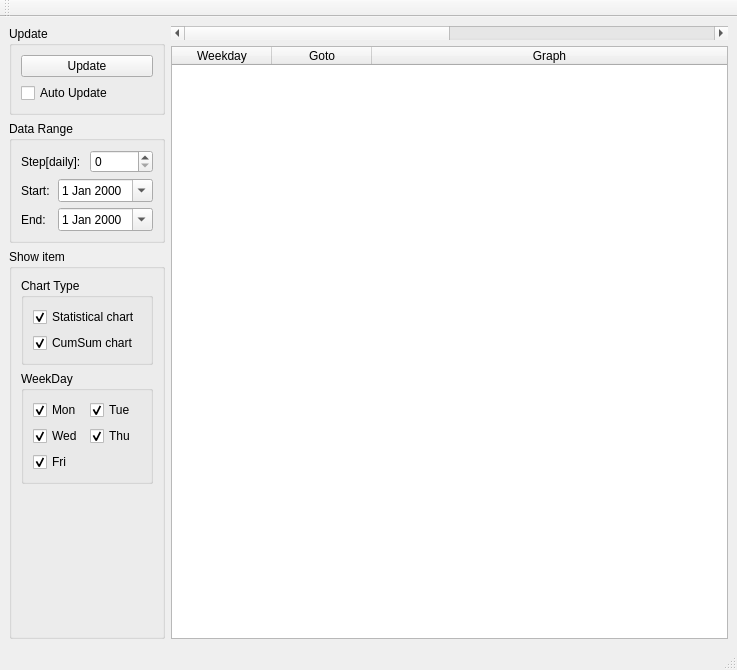
First picture: the form in trade_monitor/trade_monitor/ttm/ttm_details.ui, repository takkin-takilog/namake-trader, before the edit.
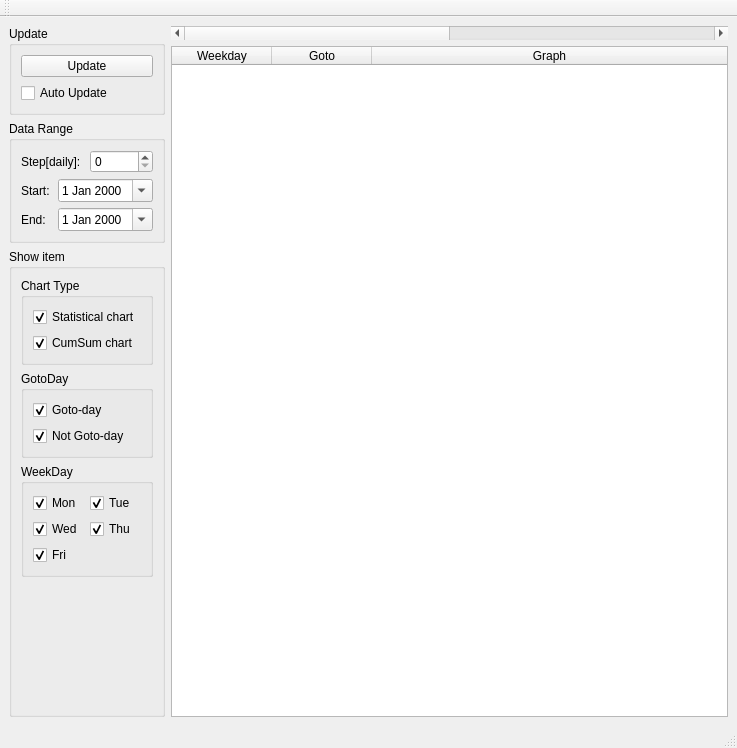
Second picture: the form after the edit.

```diff
--- a/trade_monitor/trade_monitor/ttm/ttm_details.ui
+++ b/trade_monitor/trade_monitor/ttm/ttm_details.ui
@@ -7,7 +7,7 @@
     <x>0</x>
     <y>0</y>
     <width>737</width>
-    <height>670</height>
+    <height>748</height>
    </rect>
   </property>
   <property name="windowTitle">
@@ -138,6 +138,35 @@
            </layout>
           </widget>
          </item>
+         <item>
+          <widget class="QGroupBox" name="groupBox_6">
+           <property name="title">
+            <string>GotoDay</string>
+           </property>
+           <layout class="QGridLayout" name="gridLayout_2">
+            <item row="0" column="0">
+             <widget class="QCheckBox" name="checkBox_GotoDay_true">
+              <property name="text">
+               <string>Goto-day</string>
+              </property>
+              <property name="checked">
+               <bool>true</bool>
+              </property>
+             </widget>
+            </item>
+            <item row="1" column="0">
+             <widget class="QCheckBox" name="checkBox_GotoDay_false">
+              <property name="text">
+               <string>Not Goto-day</string>
+              </property>
+              <property name="checked">
+               <bool>true</bool>
+              </property>
+             </widget>
+            </item>
+           </layout>
+          </widget>
+         </item>
          <item>
           <widget class="QGroupBox" name="groupBox_5">
            <property name="title">
```
